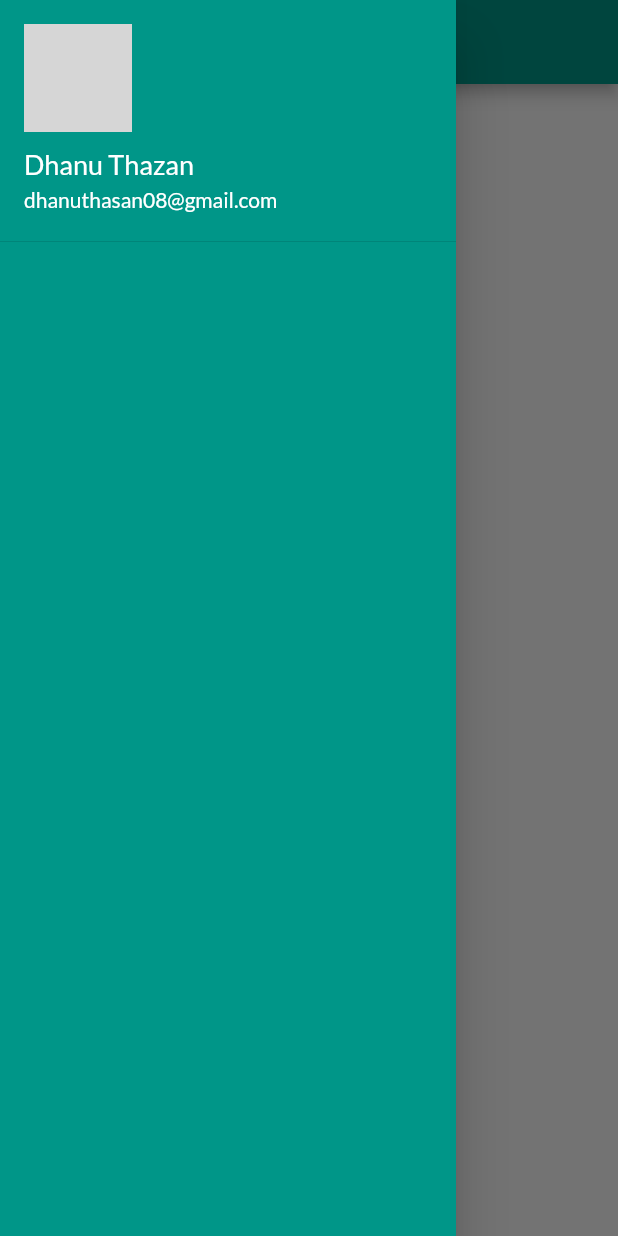
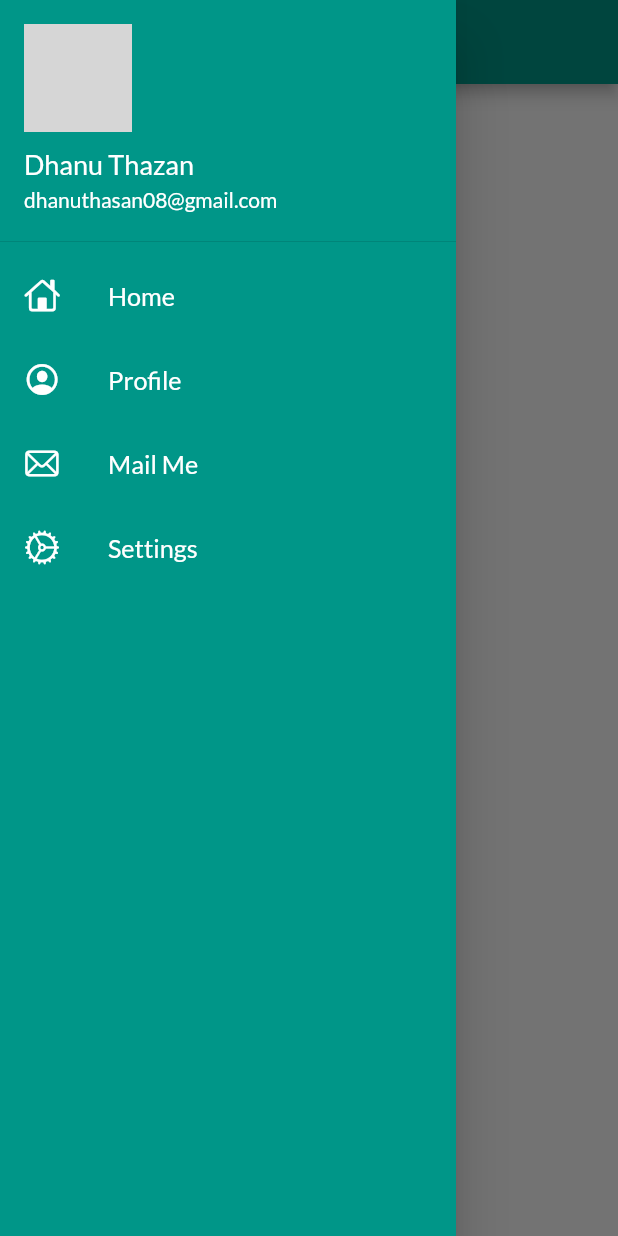
Before and after one commit to Danushan99/Flutter-Masterclass, a Flutter app: the HomePage screen opened by its route, with the side drawer open, on a phone screen of 412 x 824 dp. Run offline on Flutter 3.47's test engine with Material 2 defaults, Android fonts, the phone set to English and light mode, and no system bars; our stand-ins replace google_fonts; network calls fail; grey boxes are pictures that could not be loaded.

Commit message:
done icon text

```diff
--- a/lib/widget/drawer.dart
+++ b/lib/widget/drawer.dart
@@ -1,3 +1,4 @@
+import 'package:flutter/cupertino.dart';
 import 'package:flutter/material.dart';
 import 'package:flutter/widgets.dart';
 
@@ -30,6 +31,50 @@ class MyDrawer extends StatelessWidget {
                 ),
               ),
             ),
+            ListTile(
+              leading: Icon(
+                CupertinoIcons.home,
+                color: Colors.white,
+              ),
+              title: Text(
+                'Home',
+                textScaleFactor: 1.2,
+                style: TextStyle(color: Colors.white),
+              ),
+            ),
+            ListTile(
+              leading: Icon(
+                CupertinoIcons.profile_circled,
+                color: Colors.white,
+              ),
+              title: Text(
+                'Profile',
+                textScaleFactor: 1.2,
+                style: TextStyle(color: Colors.white),
+              ),
+            ),
+            ListTile(
+              leading: Icon(
+                CupertinoIcons.mail,
+                color: Colors.white,
+              ),
+              title: Text(
+                'Mail Me',
+                textScaleFactor: 1.2,
+                style: TextStyle(color: Colors.white),
+              ),
+            ),
+            ListTile(
+              leading: Icon(
+                CupertinoIcons.settings,
+                color: Colors.white,
+              ),
+              title: Text(
+                'Settings',
+                textScaleFactor: 1.2,
+                style: TextStyle(color: Colors.white),
+              ),
+            ),
           ],
         ),
       ),
```
